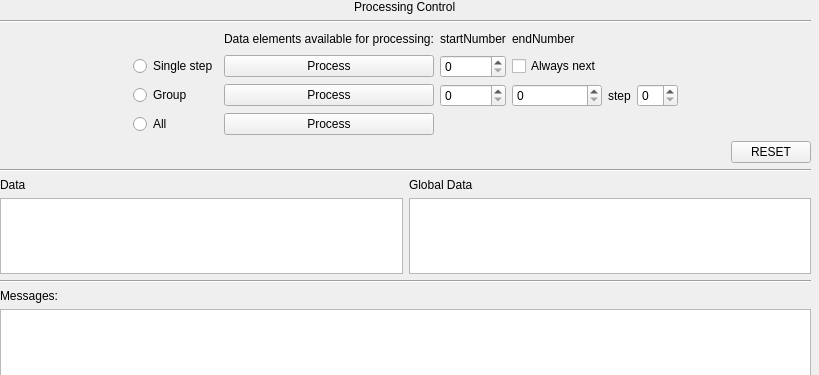
syncope/adapt, file gui/processingControl_radioButtons.ui: the form before one commit.
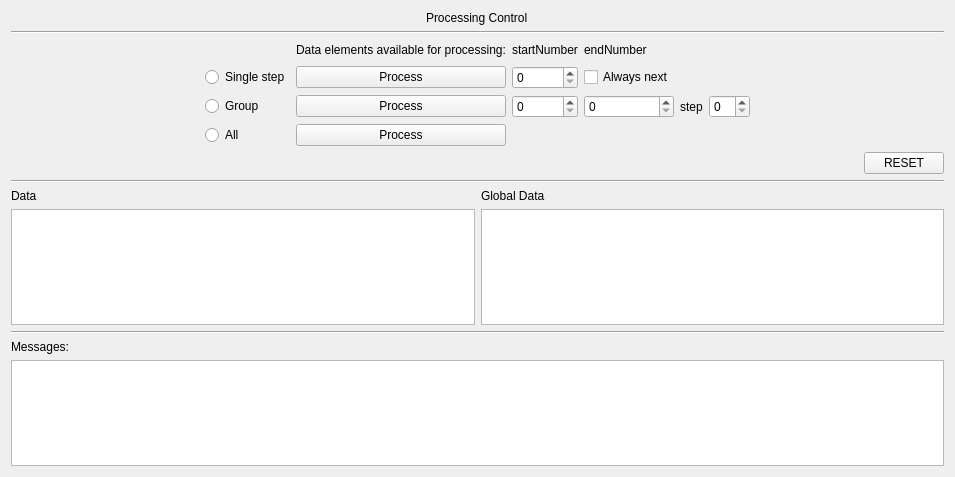
The form after the commit.

Commit message: Jans' tip: lay out the ui forms "in a grid" -- and magically they will adjust according to their size

The edit to the form file:
```diff
--- a/gui/processingControl_radioButtons.ui
+++ b/gui/processingControl_radioButtons.ui
@@ -6,22 +6,15 @@
    <rect>
     <x>0</x>
     <y>0</y>
-    <width>819</width>
-    <height>375</height>
+    <width>955</width>
+    <height>477</height>
    </rect>
   </property>
   <property name="windowTitle">
    <string>Form</string>
   </property>
-  <widget class="QWidget" name="verticalLayoutWidget_3">
-   <property name="geometry">
-    <rect>
-     <x>0</x>
-     <y>0</y>
-     <width>811</width>
-     <height>379</height>
-    </rect>
-   </property>
+  <layout class="QGridLayout" name="gridLayout_3">
+   <item row="0" column="0">
    <layout class="QVBoxLayout" name="verticalLayout_3">
     <item alignment="Qt::AlignHCenter">
      <widget class="QLabel" name="topLabel">
@@ -327,7 +320,8 @@
      </widget>
     </item>
    </layout>
-  </widget>
+   </item>
+  </layout>
  </widget>
  <resources/>
  <connections/>
```
Lines whose indentation alone changed are shown as unchanged. The commit also changes 4 other files.
